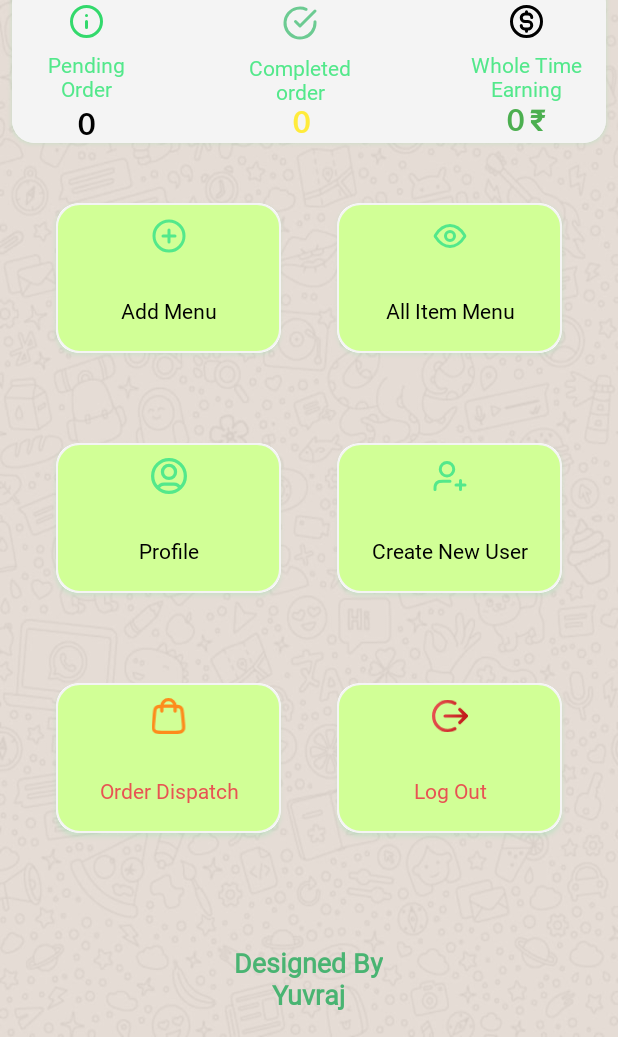
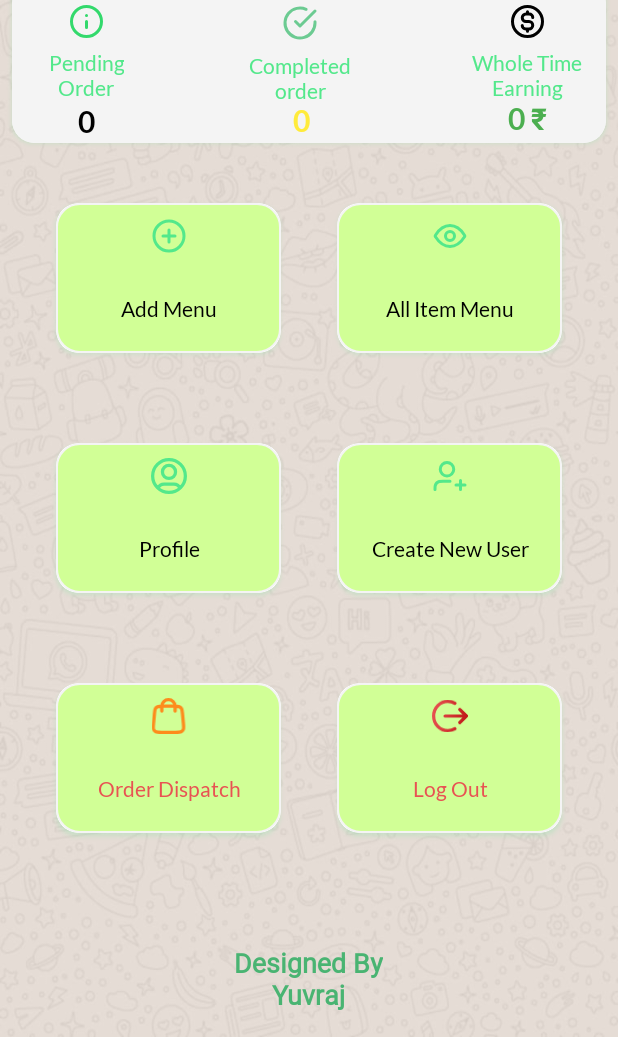
Before and after one commit to Yuvraj-Aargade-8261/Admin-Waves-Of-Food, an Android app: the screen it shows after launch once a user with an empty profile is signed in (MainActivity), on a phone screen of 412 x 824 dp, the part 199-1236 px from its top. Run offline under Robolectric (Android 15) with nearby library versions, the phone set to English and light mode, and no system bars; our stand-ins replace Firebase (no records; nobody signed in at launch, a user with empty details on screens opened directly).

```diff
--- a/app/src/main/AndroidManifest.xml
+++ b/app/src/main/AndroidManifest.xml
@@ -12,6 +12,9 @@
         android:supportsRtl="true"
         android:theme="@style/Theme.AdminWavesOfFood"
         tools:targetApi="31">
+        <activity
+            android:name=".CompletedOrderActivity"
+            android:exported="false" />
         <activity
             android:name=".OrderDetailesAActivity"
             android:exported="false" />
--- a/app/src/main/java/com/example/adminwavesoffood/MainActivity.kt
+++ b/app/src/main/java/com/example/adminwavesoffood/MainActivity.kt
@@ -26,6 +26,7 @@ class MainActivity : AppCompatActivity() {
         enableEdgeToEdge()
         setContentView(binding.root)
 
+        // Initialize Firebase
         auth = FirebaseAuth.getInstance()
         database = FirebaseDatabase.getInstance()
         hotelUserId = auth.currentUser?.uid ?: return
@@ -69,6 +70,10 @@ class MainActivity : AppCompatActivity() {
             startActivity(Intent(this, PendingOrderActivity::class.java))
         }
 
+        binding.completedorderlist.setOnClickListener {
+            startActivity(Intent(this, CompletedOrderActivity::class.java))
+        }
+
         binding.logout.setOnClickListener {
             auth.signOut()
             startActivity(Intent(this, LoginActivity::class.java))
@@ -80,25 +85,6 @@ class MainActivity : AppCompatActivity() {
         getPendingOrders()
         getCompletedOrders()
         getTotalEarnings()
-    }
-
-    private fun getTotalEarnings() {
-        val listOfTotalPay = mutableListOf<Int>()
-
-        completedOrderReference.addValueEventListener(object : ValueEventListener {
-            override fun onDataChange(snapshot: DataSnapshot) {
-                listOfTotalPay.clear()
-                for (orderSnapshot in snapshot.children) {
-                    val order = orderSnapshot.getValue(OrderDetails::class.java)
-                    order?.totalPrices?.replace(" ₹", "")?.toIntOrNull()?.let {
-                        listOfTotalPay.add(it)
-                    }
-                }
-                binding.earning.text = "${listOfTotalPay.sum()} ₹"
-            }
-
-            override fun onCancelled(error: DatabaseError) {}
-        })
     }
 
     private fun getPendingOrders() {
@@ -120,4 +106,22 @@ class MainActivity : AppCompatActivity() {
             override fun onCancelled(error: DatabaseError) {}
         })
     }
+
+    private fun getTotalEarnings() {
+        completedOrderReference.addValueEventListener(object : ValueEventListener {
+            override fun onDataChange(snapshot: DataSnapshot) {
+                var total = 0
+                for (orderSnapshot in snapshot.children) {
+                    val order = orderSnapshot.getValue(OrderDetails::class.java)
+                    val price = order?.totalPrices?.replace("[^0-9]".toRegex(), "")?.toIntOrNull()
+                    if (price != null) {
+                        total += price
+                    }
+                }
+                binding.earning.text = "$total ₹"
+            }
+
+            override fun onCancelled(error: DatabaseError) {}
+        })
+    }
 }
--- a/app/src/main/res/layout/activity_admin_profile.xml
+++ b/app/src/main/res/layout/activity_admin_profile.xml
@@ -27,7 +27,7 @@
         android:layout_height="wrap_content"
         android:layout_marginStart="16dp"
         android:layout_marginTop="32dp"
-        android:fontFamily="@font/yeonsung_regular"
+        android:fontFamily="@font/lato_regular"
         android:text="Edit Your Profile "
         android:textColor="@color/green"
         app:layout_constraintStart_toStartOf="parent"
@@ -39,9 +39,9 @@
         android:layout_height="wrap_content"
         android:layout_marginTop="32dp"
         android:layout_marginEnd="16dp"
-        android:fontFamily="@font/yeonsung_regular"
+        android:clickable="true"
+        android:fontFamily="@font/lato_regular"
         android:text="Click Here To Edit"
-        android:clickable="true"
         android:textColor="@color/green"
         app:layout_constraintEnd_toEndOf="parent"
         app:layout_constraintTop_toBottomOf="@+id/textView26" />
--- a/app/src/main/res/layout/activity_main.xml
+++ b/app/src/main/res/layout/activity_main.xml
@@ -94,7 +94,7 @@
                 android:layout_height="wrap_content"
                 android:layout_marginStart="16dp"
                 android:layout_marginTop="8dp"
-                android:fontFamily="@font/yeonsung_regular"
+                android:fontFamily="@font/lato_regular"
                 android:gravity="center"
                 android:text="Pending\nOrder"
                 android:textColor="@color/green"
@@ -109,7 +109,6 @@
                 android:layout_marginTop="8dp"
                 android:layout_marginBottom="8dp"
                 android:fontFamily="@font/lato_bold"
-                android:text="30"
                 android:textColor="@color/black"
                 android:textSize="20sp"
                 app:layout_constraintBottom_toBottomOf="parent"
@@ -136,7 +135,7 @@
                 android:layout_height="wrap_content"
                 android:layout_marginStart="40dp"
                 android:layout_marginTop="8dp"
-                android:fontFamily="@font/yeonsung_regular"
+                android:fontFamily="@font/lato_regular"
                 android:gravity="center"
                 android:text="Completed\norder"
                 android:textColor="@color/green"
@@ -153,7 +152,6 @@
                 android:layout_marginTop="4dp"
                 android:layout_marginBottom="8dp"
                 android:fontFamily="@font/lato_bold"
-                android:text="30"
                 android:textColor="#FFEB3B"
                 android:textSize="20sp"
                 app:layout_constraintBottom_toBottomOf="parent"
@@ -178,7 +176,7 @@
                 android:layout_height="wrap_content"
                 android:layout_marginTop="8dp"
                 android:layout_marginEnd="16dp"
-                android:fontFamily="@font/yeonsung_regular"
+                android:fontFamily="@font/lato_regular"
                 android:gravity="center"
                 android:text="Whole Time\nEarning"
                 android:textColor="@color/green"
@@ -193,7 +191,6 @@
                 android:layout_marginTop="4dp"
                 android:layout_marginBottom="8dp"
                 android:fontFamily="@font/lato_bold"
-                android:text="30$"
                 android:textColor="#4CAF50"
                 android:textSize="20sp"
                 app:layout_constraintBottom_toBottomOf="parent"
@@ -238,7 +235,7 @@
                 android:layout_width="wrap_content"
                 android:layout_height="wrap_content"
                 android:layout_marginTop="28dp"
-                android:fontFamily="@font/yeonsung_regular"
+                android:fontFamily="@font/lato_regular"
                 android:text="Add Menu"
                 android:textColor="@color/black"
                 app:layout_constraintEnd_toEndOf="@+id/imageView7"
@@ -279,9 +276,9 @@
                 android:id="@+id/textView16"
                 android:layout_width="wrap_content"
                 android:layout_height="wrap_content"
-                android:fontFamily="@font/yeonsung_regular"
+                android:layout_marginTop="28dp"
+                android:fontFamily="@font/lato_regular"
                 android:text="Log Out"
-                android:layout_marginTop="28dp"
                 android:textColor="@color/red"
                 app:layout_constraintEnd_toEndOf="@+id/imageView12"
                 app:layout_constraintStart_toStartOf="@+id/imageView12"
@@ -320,9 +317,9 @@
                 android:id="@+id/textView17"
                 android:layout_width="wrap_content"
                 android:layout_height="wrap_content"
-                android:fontFamily="@font/yeonsung_regular"
+                android:layout_marginTop="28dp"
+                android:fontFamily="@font/lato_regular"
                 android:text="Order Dispatch"
-                android:layout_marginTop="28dp"
                 android:textColor="@color/red"
                 app:layout_constraintEnd_toEndOf="@+id/imageView11"
                 app:layout_constraintStart_toStartOf="@+id/imageView11"
@@ -363,7 +360,7 @@
                 android:layout_width="wrap_content"
                 android:layout_height="wrap_content"
                 android:layout_marginTop="28dp"
-                android:fontFamily="@font/yeonsung_regular"
+                android:fontFamily="@font/lato_regular"
                 android:text="Profile"
                 android:textColor="@color/black"
                 app:layout_constraintEnd_toEndOf="@+id/imageView9"
@@ -408,7 +405,7 @@
                 android:layout_width="wrap_content"
                 android:layout_height="wrap_content"
                 android:layout_marginTop="28dp"
-                android:fontFamily="@font/yeonsung_regular"
+                android:fontFamily="@font/lato_regular"
                 android:text="Create New User"
                 android:textColor="@color/black"
                 app:layout_constraintEnd_toEndOf="@+id/imageView10"
@@ -452,7 +449,7 @@
                 android:layout_width="wrap_content"
                 android:layout_height="wrap_content"
                 android:layout_marginTop="28dp"
-                android:fontFamily="@font/yeonsung_regular"
+                android:fontFamily="@font/lato_regular"
                 android:text="All Item Menu"
                 android:textColor="@color/black"
                 app:layout_constraintEnd_toEndOf="@+id/imageView8"
--- a/app/src/main/res/layout/activity_sign_up.xml
+++ b/app/src/main/res/layout/activity_sign_up.xml
@@ -41,7 +41,7 @@
 
     <androidx.appcompat.widget.AppCompatButton
         android:id="@+id/createbuttonsignup"
-        android:layout_width="152dp"
+        android:layout_width="162dp"
         android:layout_height="57dp"
         android:layout_marginTop="16dp"
         android:background="@drawable/greenbutton"
--- a/app/src/main/res/layout/activity_splash_screen.xml
+++ b/app/src/main/res/layout/activity_splash_screen.xml
@@ -41,7 +41,7 @@
         android:fontFamily="@font/yeonsung_regular"
         android:text="Admin Dashboard"
         android:textColor="@color/green"
-        android:textSize="18sp"
+        android:textSize="20sp"
 
         app:layout_constraintEnd_toEndOf="@+id/textView"
         app:layout_constraintStart_toStartOf="@+id/textView"
--- a/app/src/main/res/layout/deliveryitemout.xml
+++ b/app/src/main/res/layout/deliveryitemout.xml
@@ -31,9 +31,10 @@
                 android:layout_height="wrap_content"
                 android:layout_marginStart="16dp"
                 android:layout_marginTop="16dp"
-                android:fontFamily="@font/yeonsung_regular"
+                android:fontFamily="@font/lato_regular"
                 android:text="Customer Name"
                 android:textSize="16sp"
+                android:textStyle="bold"
                 app:layout_constraintStart_toStartOf="parent"
                 app:layout_constraintTop_toTopOf="parent" />
 
```
Also changed, not shown: app/src/main/java/com/example/adminwavesoffood/OrderDetailesAActivity.kt (+26 -40 lines), app/src/main/java/com/example/adminwavesoffood/adapter/OrderDetailesAdapter.kt (+23 -11 lines), app/src/main/java/com/example/adminwavesoffood/adapter/PendingOrderAdapter.kt (+10 -7 lines), app/src/main/res/layout/activity_order_detailes_aactivity.xml (+11 -10 lines), app/src/main/res/layout/allitememnu.xml (+6 -4 lines), app/src/main/res/layout/orderdetailesitems.xml (+46 -39 lines), app/src/main/res/layout/pendingitem.xml (+12 -10 lines).
